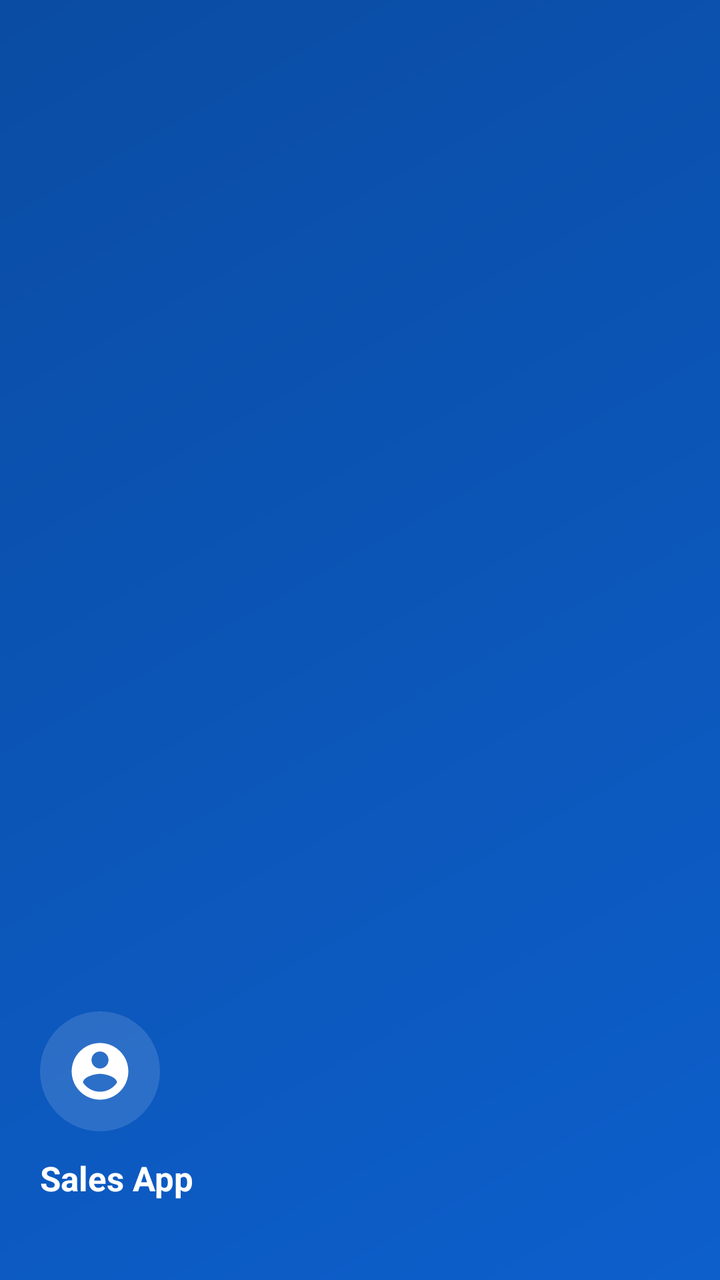
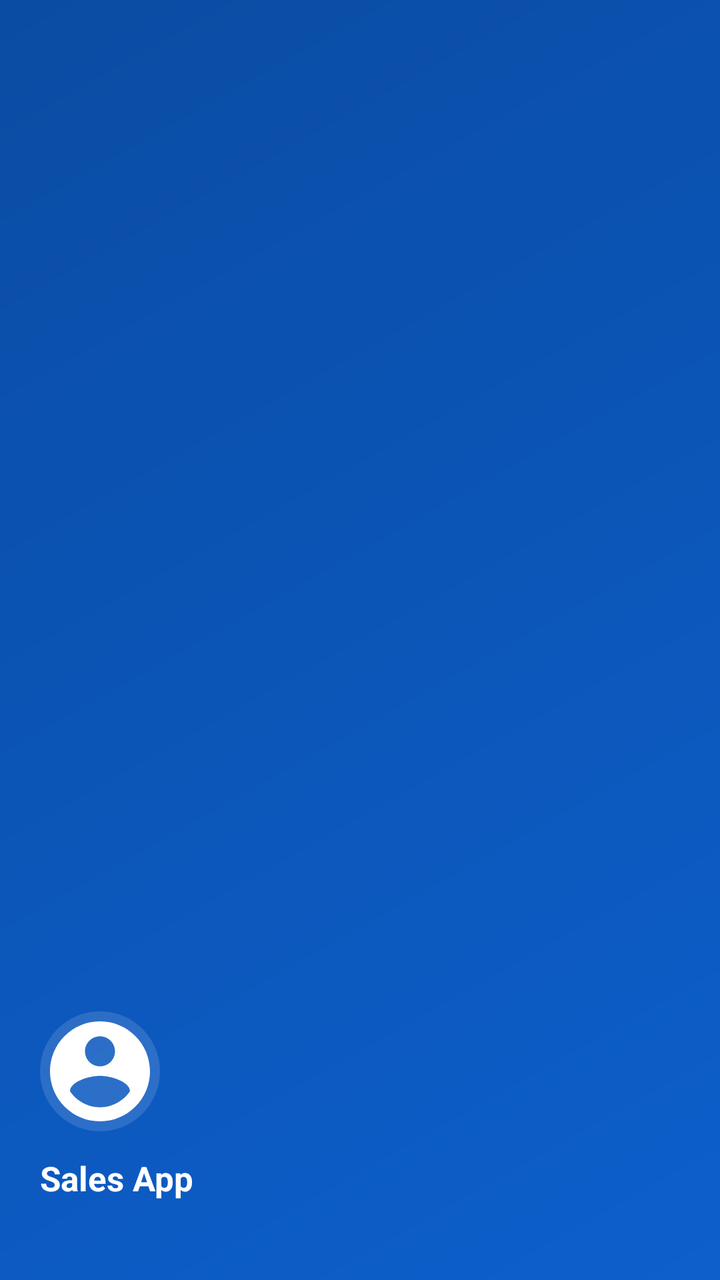

Two renders of the same Android screen: before a commit and after it. Below are the layout's source before the change and the commit's diff.
<!-- AndroidManifest.xml: application theme Theme.SalesApp -->
<!-- res/layout/nav_header.xml -->
<?xml version="1.0" encoding="utf-8"?>
<LinearLayout xmlns:android="http://schemas.android.com/apk/res/android"
    xmlns:app="http://schemas.android.com/apk/res-auto"
    android:layout_width="match_parent"
    android:layout_height="176dp"
    android:orientation="vertical"
    android:gravity="bottom"
    android:background="@drawable/bg_nav_header"
    android:padding="20dp">

    <FrameLayout
        android:layout_width="60dp"
        android:layout_height="60dp"
        android:background="@drawable/bg_avatar_circle">

        <ImageView
            android:layout_width="34dp"
            android:layout_height="34dp"
            android:layout_gravity="center"
            android:src="@drawable/ic_account_circle"
            app:tint="@color/white"
            android:contentDescription="@string/app_name" />
    </FrameLayout>

    <TextView
        android:id="@+id/tvUserName"
        android:layout_width="match_parent"
        android:layout_height="wrap_content"
        android:layout_marginTop="12dp"
        android:textColor="@color/white"
        android:textStyle="bold"
        android:textSize="17sp"
        android:text="@string/app_name" />

    <TextView
        android:id="@+id/tvUserEmail"
        android:layout_width="match_parent"
        android:layout_height="wrap_content"
        android:layout_marginTop="2dp"
        android:textColor="#CCFFFFFF"
        android:textSize="13sp" />
</LinearLayout>
<!-- resources referenced by this layout -->
<resources>
  <color name="white">#FFFFFFFF</color>
  <!-- drawable bg_avatar_circle (drawable) -->
  <?xml version="1.0" encoding="utf-8"?>
  <shape xmlns:android="http://schemas.android.com/apk/res/android" android:shape="oval">
      <solid android:color="#22FFFFFF" />
  </shape>
  <!-- drawable bg_nav_header (drawable) -->
  <?xml version="1.0" encoding="utf-8"?>
  <shape xmlns:android="http://schemas.android.com/apk/res/android" android:shape="rectangle">
      <gradient
          android:startColor="@color/primary"
          android:endColor="@color/primary_dark"
          android:angle="135" />
  </shape>
  <!-- drawable ic_account_circle (drawable) -->
  <vector xmlns:android="http://schemas.android.com/apk/res/android"
      android:width="24dp" android:height="24dp" android:viewportWidth="24" android:viewportHeight="24"
      android:tint="@color/text_primary">
      <path android:fillColor="@android:color/white" android:pathData="M12,2C6.48,2 2,6.48 2,12s4.48,10 10,10 10,-4.48 10,-10S17.52,2 12,2zM12,5c1.66,0 3,1.34 3,3s-1.34,3 -3,3 -3,-1.34 -3,-3 1.34,-3 3,-3zM12,19.2c-2.5,0 -4.71,-1.28 -6,-3.22 0.03,-1.99 4,-3.08 6,-3.08 1.99,0 5.97,1.09 6,3.08 -1.29,1.94 -3.5,3.22 -6,3.22z"/>
  </vector>
  <string name="app_name">Sales App</string>
  <style name="Theme.SalesApp" parent="Theme.Material3.Light.NoActionBar">
          <item name="colorPrimary">@color/primary</item>
          <item name="colorPrimaryDark">@color/primary_dark</item>
          <item name="colorPrimaryVariant">@color/primary_variant</item>
          <item name="colorOnPrimary">@color/white</item>
          <item name="colorSecondary">@color/primary</item>
          <item name="colorOnSecondary">@color/white</item>
          <item name="colorSurface">@color/surface</item>
          <item name="colorOnSurface">@color/text_primary</item>
          <item name="android:colorBackground">@color/bg</item>
          <item name="android:statusBarColor">@color/surface</item>
          <item name="android:windowLightStatusBar">true</item>
          <item name="android:windowBackground">@color/bg</item>
          <item name="materialButtonStyle">@style/Widget.SalesApp.Button</item>
          <item name="floatingActionButtonStyle">@style/Widget.SalesApp.Fab</item>
      </style>
  <color name="primary">#0D5FCC</color>
  <color name="primary_dark">#0A4CA3</color>
  <color name="text_primary">#FF1A1A22</color>
  <color name="primary_variant">#1E88E5</color>
  <color name="surface">#FFFFFFFF</color>
  <color name="bg">#FFF7F8FC</color>
  <style name="Widget.SalesApp.Button" parent="Widget.Material3.Button">
          <item name="cornerRadius">28dp</item>
          <item name="android:paddingVertical">12dp</item>
          <item name="android:textSize">15sp</item>
          <item name="android:textAllCaps">false</item>
          <item name="backgroundTint">@color/primary</item>
      </style>
  <style name="Widget.SalesApp.Fab" parent="Widget.Material3.FloatingActionButton.Primary">
          <item name="backgroundTint">@color/primary</item>
          <item name="tint">@color/white</item>
          <item name="srcCompat">@drawable/ic_add</item>
      </style>
  <!-- drawable ic_add (drawable) -->
  <vector xmlns:android="http://schemas.android.com/apk/res/android"
      android:width="24dp" android:height="24dp" android:viewportWidth="24" android:viewportHeight="24"
      android:tint="@color/white">
      <path android:fillColor="@android:color/white" android:pathData="M19,13h-6v6h-2v-6H5v-2h6V5h2v6h6v2z"/>
  </vector>
</resources>

<!-- the commit's change to res/layout/nav_header.xml (unified diff, before → after) -->
@@ -14,9 +14,11 @@
         android:background="@drawable/bg_avatar_circle">
 
         <ImageView
-            android:layout_width="34dp"
-            android:layout_height="34dp"
+            android:id="@+id/ivNavAvatar"
+            android:layout_width="60dp"
+            android:layout_height="60dp"
             android:layout_gravity="center"
+            android:scaleType="centerCrop"
             android:src="@drawable/ic_account_circle"
             app:tint="@color/white"
             android:contentDescription="@string/app_name" />
